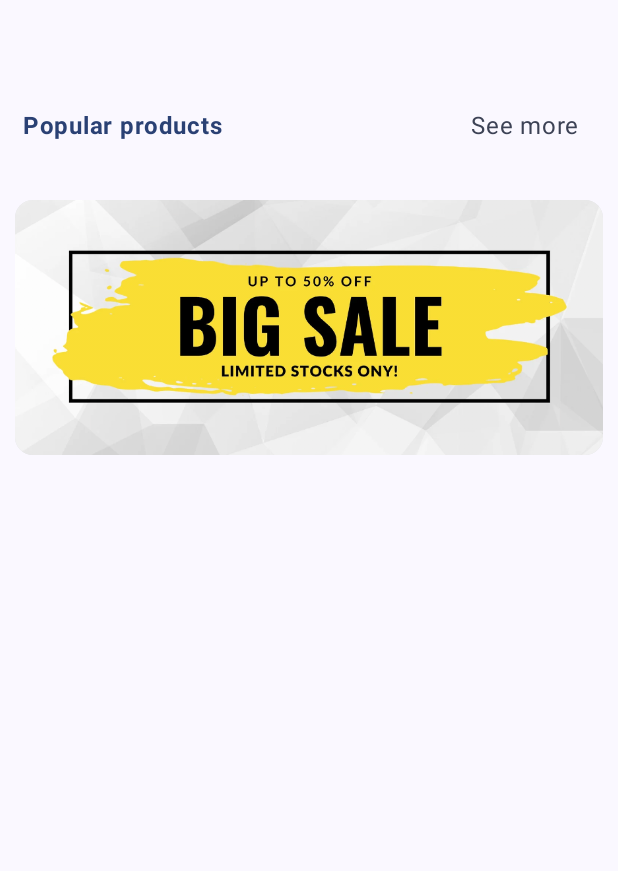
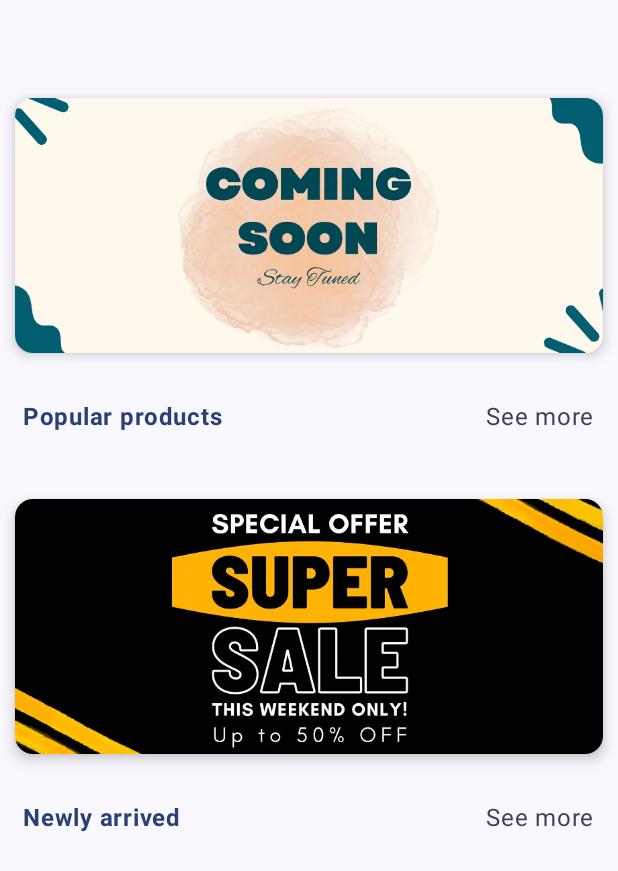
Before and after one commit to BikramDroid/onboarding-app, an Android app built with Jetpack Compose: the composable ResultScreen called with empty values, on a phone screen of 412 x 824 dp. Shown: the top 871 px of the screen. Run offline under Robolectric (Android 15) with nearby library versions, the phone set to English and light mode, and no system bars; pictures from the network do not load.

Commit message:
HomeScreen UI updates - banners/lazy rows and more!

```diff
--- a/app/src/main/java/com/bikram/onboardingapp/ui/components/CustomAppBar.kt
+++ b/app/src/main/java/com/bikram/onboardingapp/ui/components/CustomAppBar.kt
@@ -19,7 +19,8 @@ fun CustomAppBar(selectedIndex: MutableState<Int>) {
             Box(modifier = Modifier.fillMaxWidth()) {
                 Text(
                     text = NavItems.fromInt(selectedIndex.value).name,
-                    style = MaterialTheme.typography.titleLarge
+                    style = MaterialTheme.typography.titleLarge,
+                    color = MaterialTheme.colorScheme.primary
                 )
             }
         }
--- a/app/src/main/java/com/bikram/onboardingapp/ui/screens/HomeScreen.kt
+++ b/app/src/main/java/com/bikram/onboardingapp/ui/screens/HomeScreen.kt
@@ -35,6 +35,7 @@ import androidx.compose.ui.res.painterResource
 import androidx.compose.ui.res.stringResource
 import androidx.compose.ui.text.font.FontWeight
 import androidx.compose.ui.text.style.TextOverflow
+import androidx.compose.ui.tooling.preview.Preview
 import androidx.compose.ui.unit.dp
 import androidx.compose.ui.unit.sp
 import coil.compose.AsyncImage
@@ -88,22 +89,43 @@ fun ErrorScreen(modifier: Modifier = Modifier) {
 fun ResultScreen(products: List<Product>, modifier: Modifier = Modifier) {
     LazyVerticalGrid(
         columns = GridCells.Fixed(1),
-        contentPadding = PaddingValues(10.dp)
+        contentPadding = PaddingValues(10.dp),
+        modifier = Modifier.padding(top = 55.dp, bottom = 55.dp)
     ) {
         item {
+            BannerCard()
+        }
+
+        item {
+            ProductsRow(stringResource(id = R.string.popular_products), products)
+        }
+
+        item {
+            BannerCard()
+        }
+
+        item {
+            ProductsRow(stringResource(id = R.string.newly_arrived), products)
+        }
+        //to be followed by more stuff
+    }
+}
+
+@Composable
+private fun ProductsRow(rowDescription: String, products: List<Product>) {
     Column(
         modifier = Modifier
             .fillMaxSize()
-                    .padding(start = 5.dp, end = 15.dp, top = 50.dp)
+            .padding(5.dp)
     ) {
-                CustomSpacer()
+        CustomSpacer(25.dp)
 
         Row(
             modifier = Modifier.fillMaxWidth(),
             horizontalArrangement = Arrangement.SpaceBetween
         ) {
             Text(
-                        text = stringResource(R.string.popular_products),
+                text = rowDescription,
                 fontWeight = FontWeight.Bold,
                 fontSize = 16.sp,
                 color = MaterialTheme.colorScheme.primary
@@ -115,19 +137,24 @@ fun ResultScreen(products: List<Product>, modifier: Modifier = Modifier) {
         }
 
         CustomSpacer()
+        ProductsCard(products)
 
-                //Popular products
+        CustomSpacer(25.dp)
+    }
+}
+
+@Composable
+private fun ProductsCard(products: List<Product>) {
     LazyRow(
         state = rememberLazyListState(),
-                    horizontalArrangement = Arrangement.spacedBy(10.dp),
-                    contentPadding = PaddingValues(horizontal = 10.dp)
+        horizontalArrangement = Arrangement.spacedBy(10.dp)
     ) {
-                    items(products) {
+        items(products.shuffled()) {
             val product = it
 
             Card(
                 elevation = CardDefaults.cardElevation(
-                                defaultElevation = 10.dp
+                    defaultElevation = 5.dp
                 ),
                 colors = CardDefaults.cardColors(
                     containerColor = Color.White,
@@ -192,14 +219,16 @@ fun ResultScreen(products: List<Product>, modifier: Modifier = Modifier) {
         }
     }
 }
-        }
 
-        item {
-            CustomSpacer(25.dp)
-        }
-
-        item {
+@Composable
+private fun BannerCard() {
     Card(
+        elevation = CardDefaults.cardElevation(
+            defaultElevation = 5.dp
+        ),
+        colors = CardDefaults.cardColors(
+            containerColor = Color.White,
+        ),
         shape = RoundedCornerShape(12.dp),
         modifier = Modifier
             .fillMaxWidth()
@@ -218,16 +247,18 @@ fun ResultScreen(products: List<Product>, modifier: Modifier = Modifier) {
     }
 }
 
-        item {
-            CustomSpacer(20.dp)
+//get a random banner everytime
+private fun getRandomBanner(): Int {
+    val res = intArrayOf(
+        R.drawable.banner_1, R.drawable.banner_2, R.drawable.banner_3, R.drawable.banner_4,
+        R.drawable.banner_5, R.drawable.banner_6, R.drawable.banner_7, R.drawable.banner_8
+    )
+
+    return res.random()
 }
 
-        //to be followed by more stuff
+@Preview(showSystemUi = true)
+@Composable
+fun HomeScreenPreview() {
+    HomeScreen(ProductsUiState.Loading)
 }
-}
-
-//get a random banner everytime
-private fun getRandomBanner(): Int {
-    val res = intArrayOf(R.drawable.banner_1, R.drawable.banner_2, R.drawable.banner_3)
-    return res.random()
-}
--- a/app/src/main/res/values/strings.xml
+++ b/app/src/main/res/values/strings.xml
@@ -9,6 +9,8 @@
     <string name="product_image">Product image</string>
 
     <string name="popular_products">Popular products</string>
+    <string name="newly_arrived">Newly arrived</string>
+    <string name="only_for_you">Only for you</string>
     <string name="see_more">See more</string>
     <string name="shopping_trip">Your shopping trips</string>
 </resources>
```
Also changed, not shown: app/src/main/res/drawable/banner_5.png (added), app/src/main/res/drawable/banner_6.png (added), app/src/main/res/drawable/banner_7.png (added), app/src/main/res/drawable/banner_8.png (added), 1 other file. Lines whose indentation alone changed are shown as unchanged.
